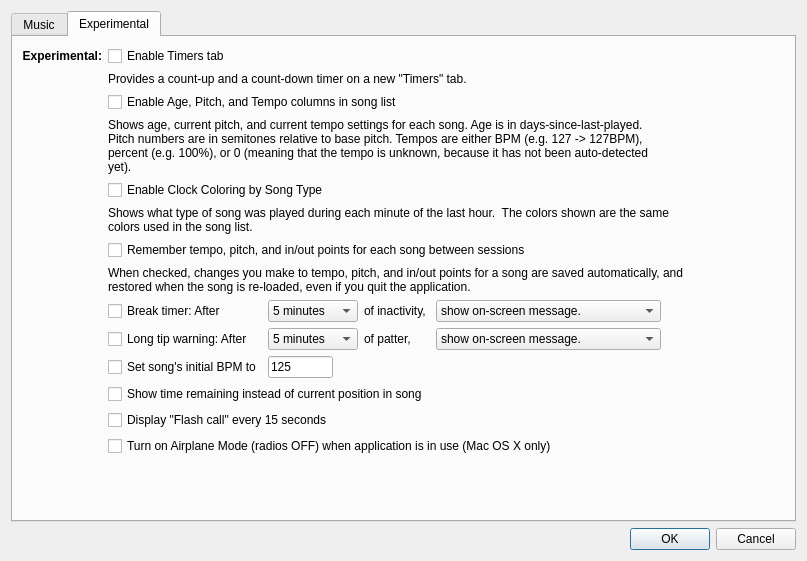
This is SquareDesk-DEV/test123/preferencesdialog.ui in mpogue2/SquareDesk as Qt 5 draws it before an edit. The edited form follows.
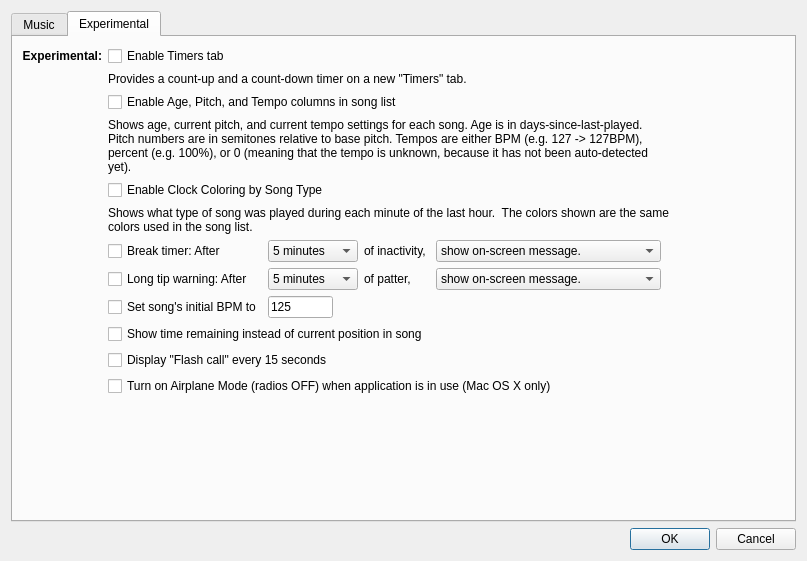
This is the edited form.

Commit message:
#94: remove Preference to save Tempo/Pitch/In/Out
Removed.  Tempo/Pitch are always saved now.

The edit to the form file:
```diff
--- a/SquareDesk-DEV/test123/preferencesdialog.ui
+++ b/SquareDesk-DEV/test123/preferencesdialog.ui
@@ -571,50 +571,15 @@
          <string>Experimental</string>
         </attribute>
         <layout class="QGridLayout" name="gridLayout_2">
-         <item row="9" column="4">
-          <widget class="QComboBox" name="afterBreakAction">
-           <property name="sizePolicy">
-            <sizepolicy hsizetype="Fixed" vsizetype="Fixed">
-             <horstretch>0</horstretch>
-             <verstretch>0</verstretch>
-            </sizepolicy>
+         <item row="1" column="1" colspan="5">
+          <widget class="QLabel" name="timersHelpLabel">
+           <property name="text">
+            <string>&lt;html&gt;&lt;head/&gt;&lt;body&gt;&lt;p&gt;&lt;span style=&quot;&quot;&gt;Provides a count-up and a count-down timer on a new &amp;quot;Timers&amp;quot; tab.&lt;/span&gt;&lt;/p&gt;&lt;/body&gt;&lt;/html&gt;</string>
            </property>
-           <property name="minimumSize">
-            <size>
-             <width>225</width>
-             <height>0</height>
-            </size>
-           </property>
-           <property name="maximumSize">
-            <size>
-             <width>225</width>
-             <height>16777215</height>
-            </size>
-           </property>
-           <item>
-            <property name="text">
-             <string>show on-screen message.</string>
-            </property>
-           </item>
-           <item>
-            <property name="text">
-             <string>play a reminder tone.</string>
-            </property>
-           </item>
-           <item>
-            <property name="text">
-             <string>play the current song (NOT_IMPL).</string>
-            </property>
-           </item>
-           <item>
-            <property name="text">
-             <string>play the next song (NOT_IMPL).</string>
-            </property>
-           </item>
           </widget>
          </item>
-         <item row="10" column="3">
-          <widget class="QLabel" name="label_2">
+         <item row="7" column="3">
+          <widget class="QLabel" name="inactivityLabel">
            <property name="sizePolicy">
             <sizepolicy hsizetype="Fixed" vsizetype="Preferred">
              <horstretch>0</horstretch>
@@ -622,7 +587,14 @@
             </sizepolicy>
            </property>
            <property name="text">
-            <string>of patter,</string>
+            <string>of inactivity, </string>
+           </property>
+          </widget>
+         </item>
+         <item row="2" column="1" colspan="3">
+          <widget class="QCheckBox" name="EnablePitchTempoViewCheckbox">
+           <property name="text">
+            <string>Enable Age, Pitch, and Tempo columns in song list</string>
            </property>
           </widget>
          </item>
@@ -633,108 +605,20 @@
            </property>
           </widget>
          </item>
-         <item row="11" column="2">
-          <widget class="QLineEdit" name="initialBPMLineEdit">
+         <item row="9" column="1">
+          <widget class="QCheckBox" name="initialBPMcheckbox">
            <property name="sizePolicy">
             <sizepolicy hsizetype="Fixed" vsizetype="Fixed">
              <horstretch>0</horstretch>
              <verstretch>0</verstretch>
             </sizepolicy>
            </property>
-           <property name="maximumSize">
-            <size>
-             <width>65</width>
-             <height>16777215</height>
-            </size>
-           </property>
            <property name="text">
-            <string>125</string>
+            <string>Set song's initial BPM to</string>
            </property>
-           <property name="maxLength">
-            <number>3</number>
-           </property>
           </widget>
          </item>
-         <item row="10" column="1">
-          <widget class="QCheckBox" name="longTipCheckbox">
-           <property name="sizePolicy">
-            <sizepolicy hsizetype="Fixed" vsizetype="Fixed">
-             <horstretch>0</horstretch>
-             <verstretch>0</verstretch>
-            </sizepolicy>
-           </property>
-           <property name="minimumSize">
-            <size>
-             <width>0</width>
-             <height>0</height>
-            </size>
-           </property>
-           <property name="text">
-            <string>Long tip warning: After</string>
-           </property>
-          </widget>
-         </item>
-         <item row="9" column="2">
-          <widget class="QComboBox" name="breakLength">
-           <property name="sizePolicy">
-            <sizepolicy hsizetype="Fixed" vsizetype="Fixed">
-             <horstretch>0</horstretch>
-             <verstretch>0</verstretch>
-            </sizepolicy>
-           </property>
-           <item>
-            <property name="text">
-             <string>5 minutes</string>
-            </property>
-           </item>
-           <item>
-            <property name="text">
-             <string>6 minutes</string>
-            </property>
-           </item>
-           <item>
-            <property name="text">
-             <string>7 minutes</string>
-            </property>
-           </item>
-           <item>
-            <property name="text">
-             <string>8 minutes</string>
-            </property>
-           </item>
-           <item>
-            <property name="text">
-             <string>9 minutes</string>
-            </property>
-           </item>
-           <item>
-            <property name="text">
-             <string>10 minutes</string>
-            </property>
-           </item>
-           <item>
-            <property name="text">
-             <string>15 minutes</string>
-            </property>
-           </item>
-           <item>
-            <property name="text">
-             <string>20 minutes</string>
-            </property>
-           </item>
-           <item>
-            <property name="text">
-             <string>25 minutes</string>
-            </property>
-           </item>
-           <item>
-            <property name="text">
-             <string>30 minutes</string>
-            </property>
-           </item>
-          </widget>
-         </item>
-         <item row="15" column="1">
+         <item row="13" column="1">
           <spacer name="verticalSpacer">
            <property name="orientation">
             <enum>Qt::Vertical</enum>
@@ -763,21 +647,7 @@
            </property>
           </widget>
          </item>
-         <item row="0" column="1" colspan="5">
-          <widget class="QCheckBox" name="EnableTimersTabCheckbox">
-           <property name="text">
-            <string>Enable Timers tab</string>
-           </property>
-          </widget>
-         </item>
-         <item row="12" column="1" colspan="3">
-          <widget class="QCheckBox" name="useTimeRemainingCheckbox">
-           <property name="text">
-            <string>Show time remaining instead of current position in song</string>
-           </property>
-          </widget>
-         </item>
-         <item row="10" column="4" colspan="4">
+         <item row="8" column="4" colspan="4">
           <widget class="QComboBox" name="afterLongTipAction">
            <property name="sizePolicy">
             <sizepolicy hsizetype="Fixed" vsizetype="Fixed">
@@ -812,40 +682,192 @@
            </item>
           </widget>
          </item>
-         <item row="2" column="1" colspan="3">
-          <widget class="QCheckBox" name="EnablePitchTempoViewCheckbox">
+         <item row="10" column="1" colspan="3">
+          <widget class="QCheckBox" name="useTimeRemainingCheckbox">
            <property name="text">
-            <string>Enable Age, Pitch, and Tempo columns in song list</string>
+            <string>Show time remaining instead of current position in song</string>
            </property>
           </widget>
          </item>
-         <item row="8" column="1" colspan="5">
-          <widget class="QLabel" name="saveSongPrefsHelpLabel">
+         <item row="8" column="3">
+          <widget class="QLabel" name="label_2">
+           <property name="sizePolicy">
+            <sizepolicy hsizetype="Fixed" vsizetype="Preferred">
+             <horstretch>0</horstretch>
+             <verstretch>0</verstretch>
+            </sizepolicy>
+           </property>
            <property name="text">
-            <string>When checked, changes you make to tempo, pitch, and in/out points for a song are saved automatically, and restored when the song is re-loaded, even if you quit the application.</string>
+            <string>of patter,</string>
            </property>
-           <property name="wordWrap">
-            <bool>true</bool>
+          </widget>
+         </item>
+         <item row="0" column="1" colspan="5">
+          <widget class="QCheckBox" name="EnableTimersTabCheckbox">
+           <property name="text">
+            <string>Enable Timers tab</string>
            </property>
           </widget>
          </item>
-         <item row="11" column="1">
-          <widget class="QCheckBox" name="initialBPMcheckbox">
+         <item row="7" column="2">
+          <widget class="QComboBox" name="breakLength">
            <property name="sizePolicy">
             <sizepolicy hsizetype="Fixed" vsizetype="Fixed">
              <horstretch>0</horstretch>
              <verstretch>0</verstretch>
             </sizepolicy>
            </property>
+           <item>
+            <property name="text">
+             <string>5 minutes</string>
+            </property>
+           </item>
+           <item>
+            <property name="text">
+             <string>6 minutes</string>
+            </property>
+           </item>
+           <item>
+            <property name="text">
+             <string>7 minutes</string>
+            </property>
+           </item>
+           <item>
+            <property name="text">
+             <string>8 minutes</string>
+            </property>
+           </item>
+           <item>
+            <property name="text">
+             <string>9 minutes</string>
+            </property>
+           </item>
+           <item>
+            <property name="text">
+             <string>10 minutes</string>
+            </property>
+           </item>
+           <item>
+            <property name="text">
+             <string>15 minutes</string>
+            </property>
+           </item>
+           <item>
+            <property name="text">
+             <string>20 minutes</string>
+            </property>
+           </item>
+           <item>
+            <property name="text">
+             <string>25 minutes</string>
+            </property>
+           </item>
+           <item>
+            <property name="text">
+             <string>30 minutes</string>
+            </property>
+           </item>
+          </widget>
+         </item>
+         <item row="9" column="2">
+          <widget class="QLineEdit" name="initialBPMLineEdit">
+           <property name="sizePolicy">
+            <sizepolicy hsizetype="Fixed" vsizetype="Fixed">
+             <horstretch>0</horstretch>
+             <verstretch>0</verstretch>
+            </sizepolicy>
+           </property>
+           <property name="maximumSize">
+            <size>
+             <width>65</width>
+             <height>16777215</height>
+            </size>
+           </property>
            <property name="text">
-            <string>Set song's initial BPM to</string>
+            <string>125</string>
            </property>
+           <property name="maxLength">
+            <number>3</number>
+           </property>
           </widget>
          </item>
-         <item row="13" column="1" colspan="3">
-          <widget class="QCheckBox" name="enableFlashCallsCheckbox">
+         <item row="8" column="1">
+          <widget class="QCheckBox" name="longTipCheckbox">
+           <property name="sizePolicy">
+            <sizepolicy hsizetype="Fixed" vsizetype="Fixed">
+             <horstretch>0</horstretch>
+             <verstretch>0</verstretch>
+            </sizepolicy>
+           </property>
+           <property name="minimumSize">
+            <size>
+             <width>0</width>
+             <height>0</height>
+            </size>
+           </property>
            <property name="text">
-            <string>Display &quot;Flash call&quot; every 15 seconds</string>
+            <string>Long tip warning: After</string>
+           </property>
+          </widget>
+         </item>
+         <item row="7" column="4">
+          <widget class="QComboBox" name="afterBreakAction">
+           <property name="sizePolicy">
+            <sizepolicy hsizetype="Fixed" vsizetype="Fixed">
+             <horstretch>0</horstretch>
+             <verstretch>0</verstretch>
+            </sizepolicy>
+           </property>
+           <property name="minimumSize">
+            <size>
+             <width>225</width>
+             <height>0</height>
+            </size>
+           </property>
+           <property name="maximumSize">
+            <size>
+             <width>225</width>
+             <height>16777215</height>
+            </size>
+           </property>
+           <item>
+            <property name="text">
+             <string>show on-screen message.</string>
+            </property>
+           </item>
+           <item>
+            <property name="text">
+             <string>play a reminder tone.</string>
+            </property>
+           </item>
+           <item>
+            <property name="text">
+             <string>play the current song (NOT_IMPL).</string>
+            </property>
+           </item>
+           <item>
+            <property name="text">
+             <string>play the next song (NOT_IMPL).</string>
+            </property>
+           </item>
+          </widget>
+         </item>
+         <item row="7" column="1">
+          <widget class="QCheckBox" name="breakTimerCheckbox">
+           <property name="sizePolicy">
+            <sizepolicy hsizetype="Fixed" vsizetype="Fixed">
+             <horstretch>0</horstretch>
+             <verstretch>0</verstretch>
+            </sizepolicy>
+           </property>
+           <property name="minimumSize">
+            <size>
+             <width>0</width>
+             <height>0</height>
+            </size>
+           </property>
+           <property name="text">
+            <string>Break timer: After </string>
            </property>
           </widget>
          </item>
@@ -862,27 +884,24 @@
            </property>
           </widget>
          </item>
-         <item row="9" column="3">
-          <widget class="QLabel" name="inactivityLabel">
-           <property name="sizePolicy">
-            <sizepolicy hsizetype="Fixed" vsizetype="Preferred">
-             <horstretch>0</horstretch>
-             <verstretch>0</verstretch>
-            </sizepolicy>
-           </property>
+         <item row="3" column="1" colspan="4">
+          <widget class="QLabel" name="pitchTempoHelpLabel">
            <property name="text">
-            <string>of inactivity, </string>
+            <string>Shows age, current pitch, and current tempo settings for each song. Age is in days-since-last-played.  Pitch numbers are in semitones relative to base pitch. Tempos are either BPM (e.g. 127 -&gt; 127BPM), percent (e.g. 100%), or 0 (meaning that the tempo is unknown, because it has not been auto-detected yet).</string>
            </property>
+           <property name="wordWrap">
+            <bool>true</bool>
+           </property>
           </widget>
          </item>
-         <item row="1" column="1" colspan="5">
-          <widget class="QLabel" name="timersHelpLabel">
+         <item row="11" column="1" colspan="3">
+          <widget class="QCheckBox" name="enableFlashCallsCheckbox">
            <property name="text">
-            <string>&lt;html&gt;&lt;head/&gt;&lt;body&gt;&lt;p&gt;&lt;span style=&quot;&quot;&gt;Provides a count-up and a count-down timer on a new &amp;quot;Timers&amp;quot; tab.&lt;/span&gt;&lt;/p&gt;&lt;/body&gt;&lt;/html&gt;</string>
+            <string>Display &quot;Flash call&quot; every 15 seconds</string>
            </property>
           </widget>
          </item>
-         <item row="10" column="2">
+         <item row="8" column="2">
           <widget class="QComboBox" name="longTipLength">
            <property name="sizePolicy">
             <sizepolicy hsizetype="Fixed" vsizetype="Fixed">
@@ -947,49 +966,7 @@
            </item>
           </widget>
          </item>
-         <item row="3" column="1" colspan="4">
-          <widget class="QLabel" name="pitchTempoHelpLabel">
-           <property name="text">
-            <string>Shows age, current pitch, and current tempo settings for each song. Age is in days-since-last-played.  Pitch numbers are in semitones relative to base pitch. Tempos are either BPM (e.g. 127 -&gt; 127BPM), percent (e.g. 100%), or 0 (meaning that the tempo is unknown, because it has not been auto-detected yet).</string>
-           </property>
-           <property name="wordWrap">
-            <bool>true</bool>
-           </property>
-          </widget>
-         </item>
-         <item row="9" column="1">
-          <widget class="QCheckBox" name="breakTimerCheckbox">
-           <property name="sizePolicy">
-            <sizepolicy hsizetype="Fixed" vsizetype="Fixed">
-             <horstretch>0</horstretch>
-             <verstretch>0</verstretch>
-            </sizepolicy>
-           </property>
-           <property name="minimumSize">
-            <size>
-             <width>0</width>
-             <height>0</height>
-            </size>
-           </property>
-           <property name="text">
-            <string>Break timer: After </string>
-           </property>
-          </widget>
-         </item>
-         <item row="7" column="1" colspan="4">
-          <widget class="QCheckBox" name="checkBoxSaveSongPreferencesInConfig">
-           <property name="sizePolicy">
-            <sizepolicy hsizetype="Minimum" vsizetype="Fixed">
-             <horstretch>0</horstretch>
-             <verstretch>0</verstretch>
-            </sizepolicy>
-           </property>
-           <property name="text">
-            <string>Remember tempo, pitch, and in/out points for each song between sessions</string>
-           </property>
-          </widget>
-         </item>
-         <item row="14" column="1" colspan="4">
+         <item row="12" column="1" colspan="4">
           <widget class="QCheckBox" name="enableAutoAirplaneModeCheckbox">
            <property name="text">
             <string>Turn on Airplane Mode (radios OFF) when application is in use (Mac OS X only)</string>
```
Left out of the diff: 1 changed line with no effect on the pictures. The commit also changes 4 other files.
